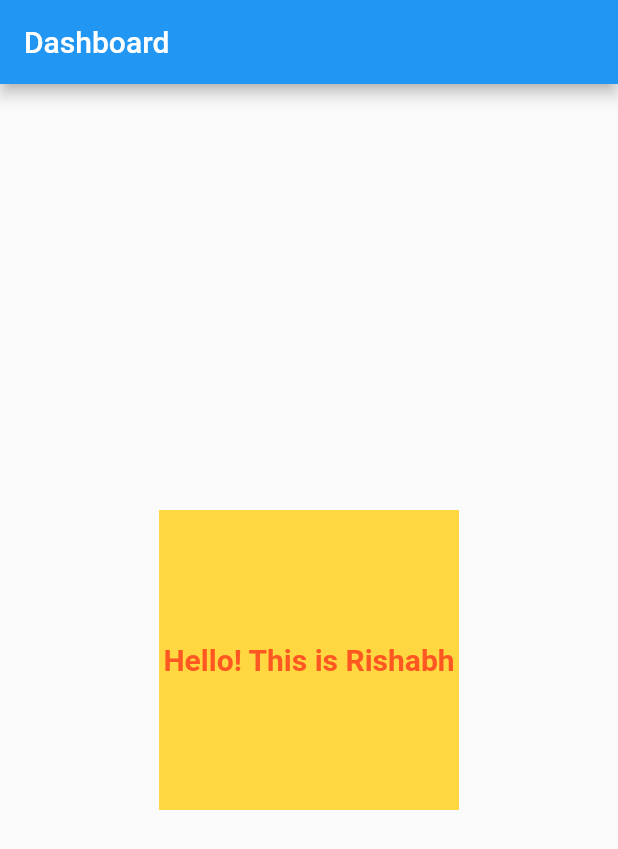
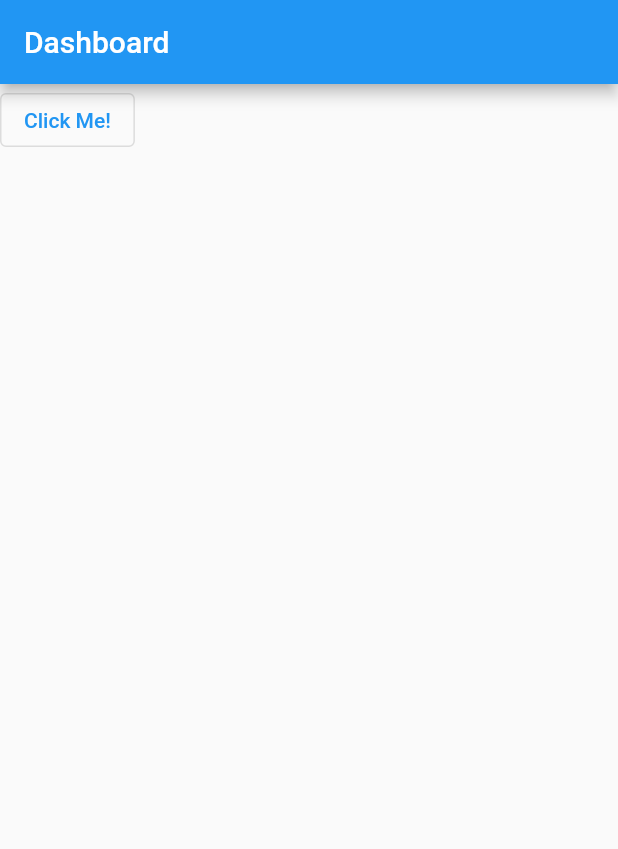
Before and after one commit to singhrishabh93/flutter_basics, a Flutter app: the screen it shows after launch, on a phone screen of 412 x 824 dp. Shown: the top 849 px of the screen. Run offline on Flutter 3.47's test engine with Material 2 defaults, Android fonts, the light colour scheme and no system bars.

Commit message:
Button: OutlinedButton, Elevatedbutton, TextButton

```diff
--- a/lib/main.dart
+++ b/lib/main.dart
@@ -11,36 +11,27 @@ class MyApp extends StatelessWidget {
     return MaterialApp(
       title: "MyFirstApp",
       debugShowCheckedModeBanner: false,
-      theme: ThemeData(
-        primarySwatch: Colors.blue
-      ),
-      home:DashboardScreen(),
+      theme: ThemeData(primarySwatch: Colors.blue),
+      home: DashboardScreen(),
     );
   }
 }
 
-class DashboardScreen extends StatelessWidget{
+class DashboardScreen extends StatelessWidget {
   @override
   Widget build(BuildContext context) {
     return Scaffold(
-      appBar: AppBar(
-        title: Text("Dashboard"),
-      ),
-      body: Center(
-        child: Container(
-        width: 200,
-        height: 200,
-        color: Colors.amberAccent,
-        child: Center(
-          child: Text("Hello! This is Rishabh", style: TextStyle(
-            color: Colors.deepOrange,
-            fontSize: 20,
-            fontWeight: FontWeight.bold,),),
-        )
-      )
-      )
-
-    );
+        appBar: AppBar(
+          title: Text("Dashboard"),
+        ),
+        body: OutlinedButton( //ElevatedButton, TextButton
+          child: Text("Click Me!"),
+          onPressed: () {
+            print("Text Button Pressed!");
+          },
+          onLongPress: () {
+            print("Long Pressed!");
+          },
+        ));
   }
-
 }
```
